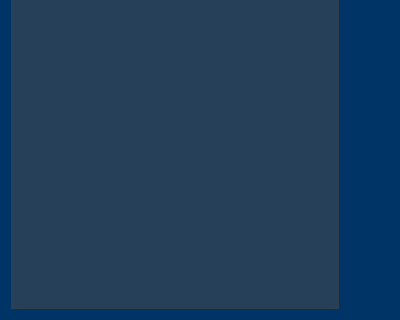
This is gui/definitions/image_selection_dialog.ui in SilMon/NucDetect as Qt 5 draws it before an edit; both pictures show x 0 to 400 and y 292 to 612 of the 400 by 612 pixel window. The edited form follows.
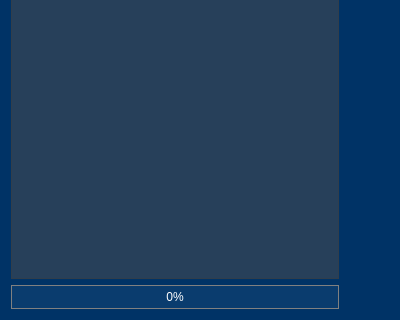
This is the edited form.

Commit message: Introduction of standardized image loading

The edit to the form file:
```diff
--- a/gui/definitions/image_selection_dialog.ui
+++ b/gui/definitions/image_selection_dialog.ui
@@ -84,6 +84,19 @@
        </property>
       </widget>
      </item>
+     <item>
+      <widget class="QProgressBar" name="prg_bar">
+       <property name="toolTip">
+        <string>Percentage of loaded images</string>
+       </property>
+       <property name="value">
+        <number>0</number>
+       </property>
+       <property name="alignment">
+        <set>Qt::AlignCenter</set>
+       </property>
+      </widget>
+     </item>
     </layout>
    </item>
    <item>
```
Left out of the diff: 6 changed lines with no effect on the pictures. The commit also changes 7 other files.
